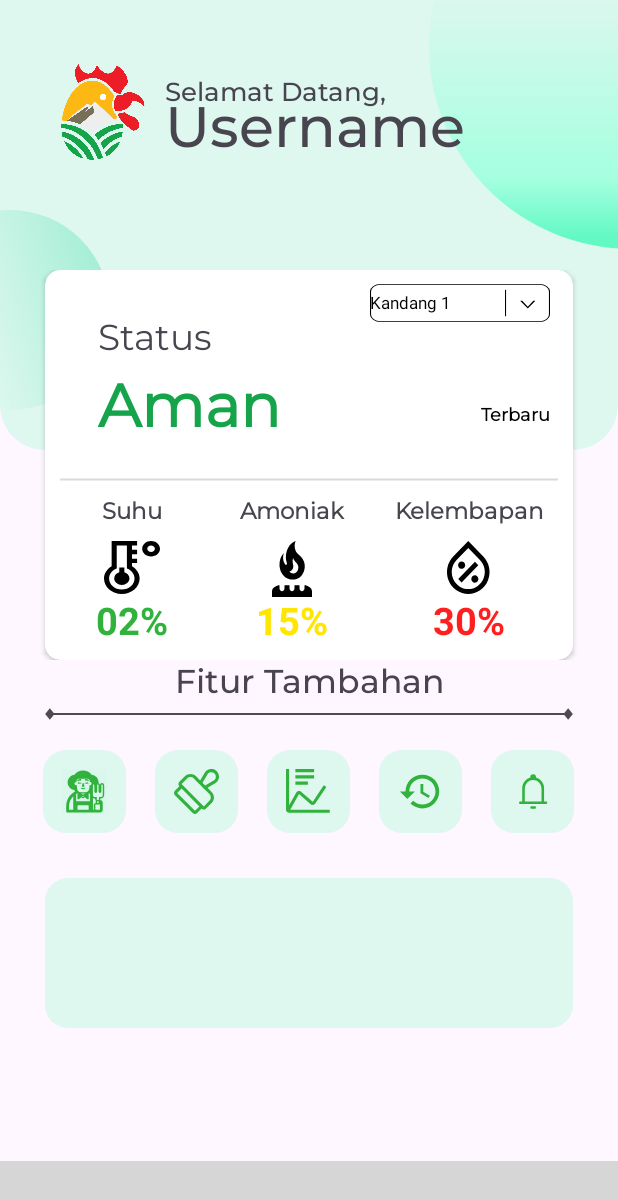
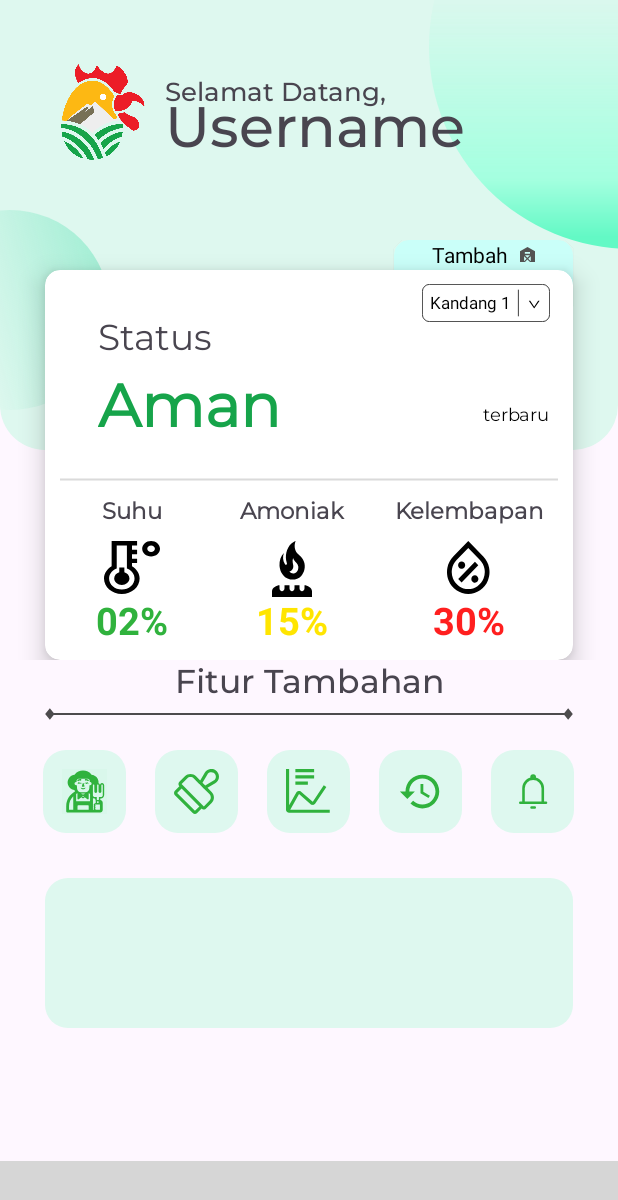
Before and after one commit to askar-ef/Broiler-Monitoring, an Android app: the HomeAdmin screen opened directly, with no data from a screen before it, on a phone screen of 412 x 824 dp. Shown: the top 1200 px of the screen. Run offline under Robolectric (Android 15) with nearby library versions, the phone set to English and light mode, and no system bars; plain views replace SmoothBottomBar; 1 statement that could not run was skipped; grey boxes are pictures that could not be loaded.

Commit message:
23 November

```diff
--- a/app/build.gradle.kts
+++ b/app/build.gradle.kts
@@ -55,5 +55,6 @@ dependencies {
     androidTestImplementation("androidx.test.espresso:espresso-core:3.5.1")
     implementation ("com.github.ibrahimsn98:SmoothBottomBar:1.7.9")
     implementation ("de.hdodenhof:circleimageview:3.1.0")
+
     implementation ("com.github.PhilJay:MPAndroidChart:v3.1.0")
 }
--- a/app/src/main/AndroidManifest.xml
+++ b/app/src/main/AndroidManifest.xml
@@ -12,6 +12,9 @@
         android:supportsRtl="true"
         android:theme="@style/Theme.BroilerMonitoring"
         tools:targetApi="31">
+        <activity
+            android:name=".TambahKandang"
+            android:exported="false" />
         <activity
             android:name=".RegisterPage"
             android:exported="false" />
@@ -50,7 +53,7 @@
             android:exported="false" />
         <activity
             android:name=".MainActivity"
-            android:exported="false"/>
+            android:exported="false" />
         <activity
             android:name=".LoginFail"
             android:exported="false" />
--- a/app/src/main/java/com/example/broilermonitoring/HomeAdmin.kt
+++ b/app/src/main/java/com/example/broilermonitoring/HomeAdmin.kt
@@ -59,6 +59,11 @@ class HomeAdmin : Fragment() {
         customAdapter.setDropDownViewResource(android.R.layout.simple_spinner_dropdown_item)
         spinner.adapter = customAdapter
 
+        binding.tambahKandang.setOnClickListener{
+            val intent = Intent(requireContext(), TambahKandang::class.java)
+            startActivity(intent)
+        }
+
         binding.daftarPeternak.setOnClickListener {
             val intent = Intent(requireContext(), DaftarPeternak::class.java)
             startActivity(intent)
--- /dev/null
+++ b/app/src/main/res/drawable/tambah_kandang.xml
@@ -0,0 +1,9 @@
+<vector xmlns:android="http://schemas.android.com/apk/res/android"
+    android:width="10dp"
+    android:height="10dp"
+    android:viewportWidth="10"
+    android:viewportHeight="10">
+  <path
+      android:pathData="M5,0L0,2.889V10H3.333L4.944,8.333L6.667,10H10V2.889L5,0ZM2.722,9.444V6.111L4.389,7.778L2.722,9.444ZM3.278,5.556H6.611L4.944,7.222L3.278,5.556ZM7.167,9.444L5.5,7.778L7.167,6.111V9.444ZM6.667,4.444H3.222V3.333H6.667V4.444Z"
+      android:fillColor="#535353"/>
+</vector>
--- a/app/src/main/res/layout/fragment_home_admin.xml
+++ b/app/src/main/res/layout/fragment_home_admin.xml
@@ -72,12 +72,31 @@
                     <RelativeLayout
                         android:layout_width="match_parent"
                         android:layout_height="wrap_content"
-                        android:layout_marginTop="180dp">
+                        android:layout_marginTop="160dp">
+                        <androidx.cardview.widget.CardView
+                            android:id="@+id/tambah_kandang"
+                            android:layout_width="wrap_content"
+                            android:layout_height="50dp"
+                            android:layout_alignParentEnd="true"
+                            android:layout_marginHorizontal="30dp"
+                            app:cardCornerRadius="10dp"
+                            app:cardBackgroundColor="#CAFFF9">
+                            <TextView
+                                android:layout_width="wrap_content"
+                                android:layout_height="wrap_content"
+                                android:paddingHorizontal="25dp"
+                                android:text="Tambah"
+                                android:textColor="@color/black"
+                                android:drawableEnd="@drawable/tambah_kandang"
+                                android:drawablePadding="8dp"/>
+                        </androidx.cardview.widget.CardView>
                         <androidx.cardview.widget.CardView
                             android:layout_width="match_parent"
                             android:layout_height="wrap_content"
                             android:layout_marginHorizontal="30dp"
-                            app:cardCornerRadius="10dp">
+                            android:layout_marginTop="20dp"
+                            app:cardCornerRadius="10dp"
+                            app:cardElevation="10dp">
                             <LinearLayout
                                 android:layout_width="match_parent"
                                 android:layout_height="match_parent"
@@ -114,16 +133,16 @@
                                     android:layout_marginTop="79dp"
                                     android:fontFamily="@font/montserrat"
                                     android:layout_alignParentRight="true"
-                                    android:textStyle="bold"
                                     android:textColor="@color/black"
-                                    android:text="Terbaru"
+                                    android:text="terbaru"
                                     android:textSize="12sp" />
                                 <Spinner
                                     android:id="@+id/kandang"
-                                    android:layout_width="120dp"
+                                    android:layout_width="wrap_content"
                                     android:layout_height="wrap_content"
                                     android:background="@drawable/dropdown_kandang"
                                     android:layout_alignParentRight="true"
+                                    android:paddingHorizontal="5dp"
                                     android:entries="@array/kandang"/>
                             </RelativeLayout>
                             <View
--- a/app/src/main/res/values/strings.xml
+++ b/app/src/main/res/values/strings.xml
@@ -6,7 +6,6 @@
         <item>Kandang 2</item>
         <item>Kandang 3</item>
         <item>Kandang 4</item>
-        <item>Tambah Kandang</item>
     </string-array>
     <string name="title_activity_main2">MainActivity2</string>
     <string name="title_home">Home</string>
```
Also changed, not shown: app/src/main/java/com/example/broilermonitoring/TambahKandang.kt (added, +57 -0 lines), app/src/main/res/layout/tambah_kandang.xml (added, +160 -0 lines).
